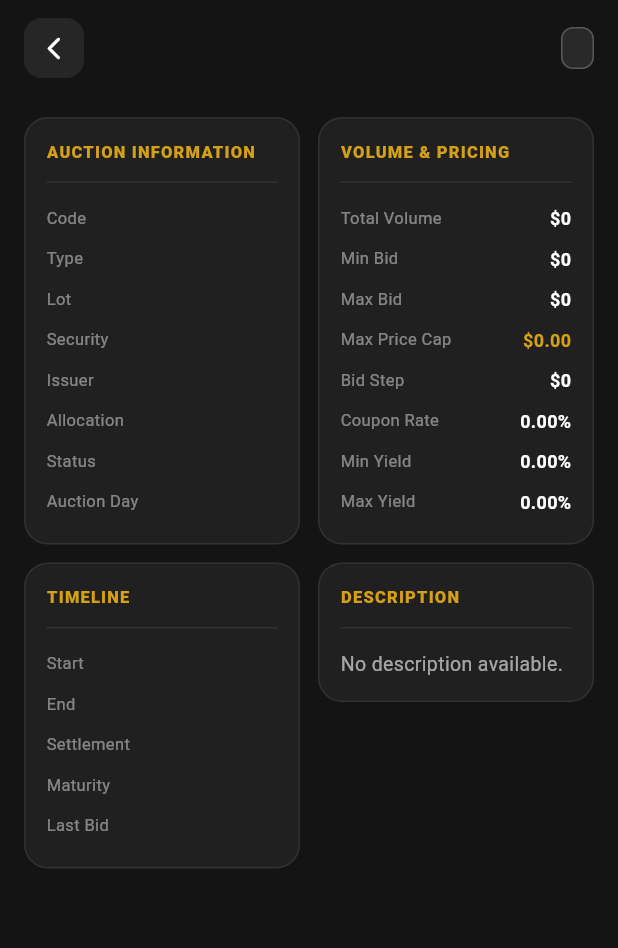
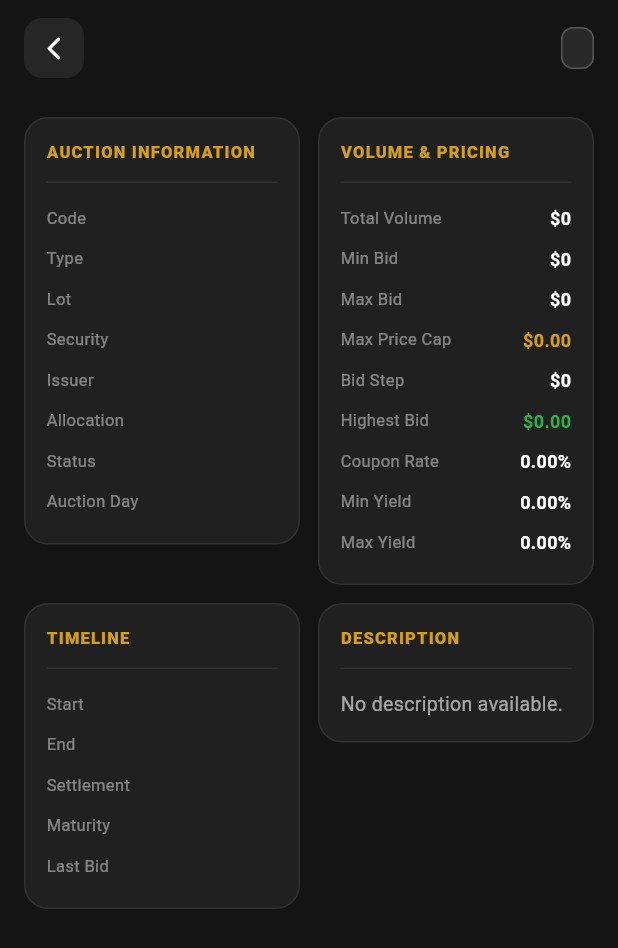
Before and after one commit to Faison2/zmx_app, a Flutter app: the _AuctionDetailsScreen screen opened directly with empty values, on a phone screen of 412 x 824 dp. Shown: the top 948 px of the screen. Run offline on Flutter 3.47's test engine with Material 3 defaults, Android fonts, the phone set to English and light mode, and no system bars; our stand-ins replace shared_preferences; accounts and stored records are empty.

Commit message:
added highest bid

```diff
--- a/lib/main.dart
+++ b/lib/main.dart
@@ -17,7 +17,7 @@ class MyApp extends StatelessWidget {
       theme: ThemeData(
         colorScheme: ColorScheme.fromSeed(seedColor: Colors.green),
       ),
-      home: const SplashScreen(), // 👈 point to SplashScreen
+      home: const SplashScreen(),
     );
   }
 }
--- a/lib/screens/auction/auction.dart
+++ b/lib/screens/auction/auction.dart
@@ -1106,7 +1106,9 @@ class _AuctionContentState extends State<AuctionContent>
                     ]),
               ),
 
-              if (a.isCommodityAuction && a.currentHighestBid != null)
+              // ── Highest bid per lot — shown for ANY auction/lot that has
+              //    received a bid, not just commodity auctions ──────────────
+              if (a.currentHighestBid != null)
                 Padding(
                   padding: const EdgeInsets.fromLTRB(12, 10, 12, 0),
                   child: Container(
@@ -1121,10 +1123,15 @@ class _AuctionContentState extends State<AuctionContent>
                       const Icon(Icons.trending_up_rounded,
                           size: 16, color: Color(0xFF2DB144)),
                       const SizedBox(width: 8),
-                      Text('Highest Bid: ${a.formattedHighestBid}',
+                      Expanded(
+                        child: Text(
+                          'Highest Bid: ${a.formattedHighestBid}',
+                          overflow: TextOverflow.ellipsis,
                           style: const TextStyle(fontSize: 13,
                               fontWeight: FontWeight.w800,
-                              color: Color(0xFF2DB144))),
+                              color: Color(0xFF2DB144)),
+                        ),
+                      ),
                     ]),
                   ),
                 ),
@@ -1937,11 +1944,12 @@ class _AuctionDetailsScreenState extends State<_AuctionDetailsScreen>
             _row('Max Price Cap', a.formattedMaximumBidPrice,
                 vc: const Color(0xFFD4A017)),
           _row('Bid Step', a.formattedBidIncrement),
+          // ── Highest bid shown for ANY lot with a bid, not just commodity ──
+          if (a.currentHighestBid != null)
+            _row('Highest Bid', a.formattedHighestBid,
+                vc: const Color(0xFF2DB144)),
           if (a.isCommodityAuction) ...[
             _row('Reserve Price', a.formattedReservePrice),
-            _row('Highest Bid',   a.formattedHighestBid,
-                vc: a.currentHighestBid != null
-                    ? const Color(0xFF2DB144) : null),
             _row('Extensions', '${a.totalExtensions}'),
           ] else ...[
             _row('Coupon Rate', a.formattedCouponRate),
```
